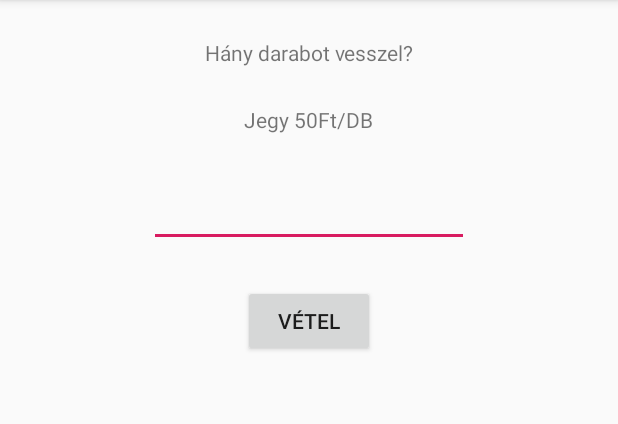
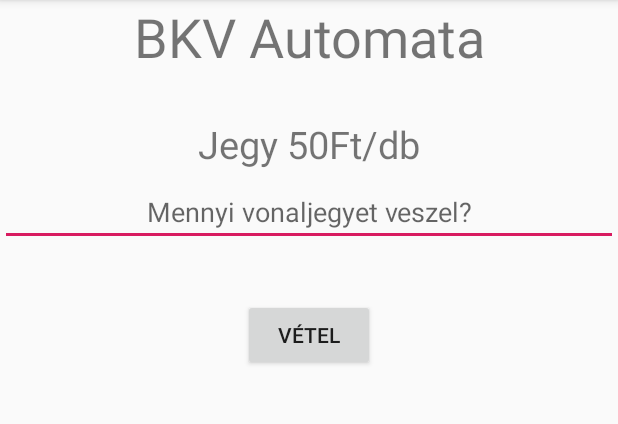
Before and after one commit to Kikikan/BudapestQuest, an Android app: the AutomataAct screen opened directly, with no data from a screen before it, on a phone screen of 412 x 824 dp, the part 84-508 px from its top. Run offline under Robolectric (Android 15) with nearby library versions, the phone set to English and light mode, and no system bars.

Commit message:
kaszinó, munka javítva, automata pofás

```diff
--- a/app/src/main/res/layout/activity_automata.xml
+++ b/app/src/main/res/layout/activity_automata.xml
@@ -1,13 +1,12 @@
 <?xml version="1.0" encoding="utf-8"?>
-<androidx.constraintlayout.widget.ConstraintLayout xmlns:android="http://schemas.android.com/apk/res/android"
+<LinearLayout xmlns:android="http://schemas.android.com/apk/res/android"
     xmlns:app="http://schemas.android.com/apk/res-auto"
     xmlns:tools="http://schemas.android.com/tools"
     android:layout_width="match_parent"
     android:layout_height="match_parent"
+    android:orientation="vertical"
     tools:context=".ActionCards.AutomataAct">
 
-
-    <LinearLayout
         android:layout_width="match_parent"
         android:layout_height="match_parent"
         android:orientation="vertical">
@@ -16,31 +15,28 @@
             android:id="@+id/textView2"
             android:layout_width="match_parent"
             android:layout_height="wrap_content"
-            android:layout_row="0"
-            android:layout_column="2"
-            android:padding="25dp"
-            android:paddingBottom="5dp"
-            android:gravity="center"
-            android:text="Hány darabot vesszel?" />
+            android:gravity="center_horizontal"
+            android:textSize="36dp"
+            android:layout_marginBottom="30dp"
+            android:text="BKV Automata" />
 
         <TextView
             android:id="@+id/textView3"
-            android:layout_width="wrap_content"
+            android:layout_width="match_parent"
             android:layout_height="wrap_content"
-            android:layout_row="0"
-            android:layout_column="4"
-            android:layout_gravity="center"
-            android:text="Jegy 50Ft/DB" />
+            android:gravity="center_horizontal"
+            android:textSize="25dp"
+            android:layout_marginBottom="5dp"
+            android:text="Jegy 50Ft/db" />
 
         <EditText
             android:id="@+id/AutomataDB"
-            android:layout_width="wrap_content"
+            android:layout_width="match_parent"
             android:layout_height="wrap_content"
-            android:layout_row="0"
-            android:layout_column="1"
             android:ems="10"
-            android:padding="25dp"
-            android:layout_gravity="center"
+            android:hint="Mennyi vonaljegyet veszel?"
+            android:layout_marginBottom="10dp"
+            android:gravity="center"
             android:inputType="numberDecimal" />
 
         <Button
@@ -54,6 +50,4 @@
             android:onClick="ButtonAutomataBuy"
             android:text="Vétel" />
 
-    </LinearLayout>
-
-</androidx.constraintlayout.widget.ConstraintLayout>
+</LinearLayout>
--- a/app/src/main/res/layout/activity_kaszino.xml
+++ b/app/src/main/res/layout/activity_kaszino.xml
@@ -21,7 +21,7 @@
         android:layout_height="wrap_content"
         android:layout_gravity="center_horizontal"
         android:hint="Mennyit akarsz feltenni?"
-        android:inputType="number"
+        android:inputType="numberDecimal"
         android:singleLine="false" />
 
     <Button
--- a/app/src/main/res/layout/activity_munka.xml
+++ b/app/src/main/res/layout/activity_munka.xml
@@ -18,7 +18,7 @@
         android:id="@+id/korEditText"
         android:layout_width="match_parent"
         android:layout_height="wrap_content"
-        android:inputType="number"
+        android:inputType="numberDecimal"
         android:hint="Hány körön keresztül keresel minimálbért?" />
 
     <Button
```
